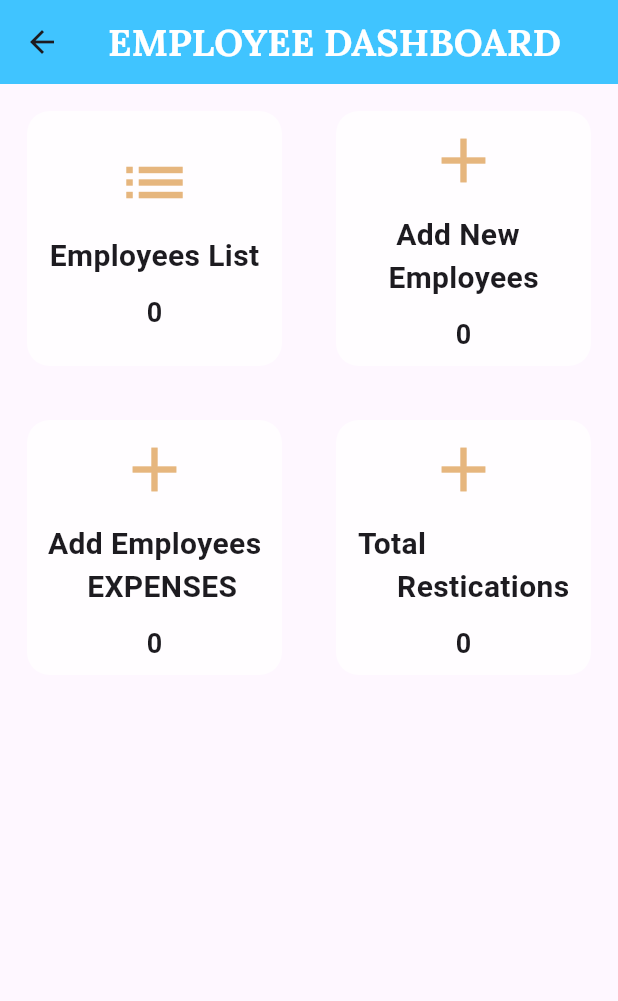
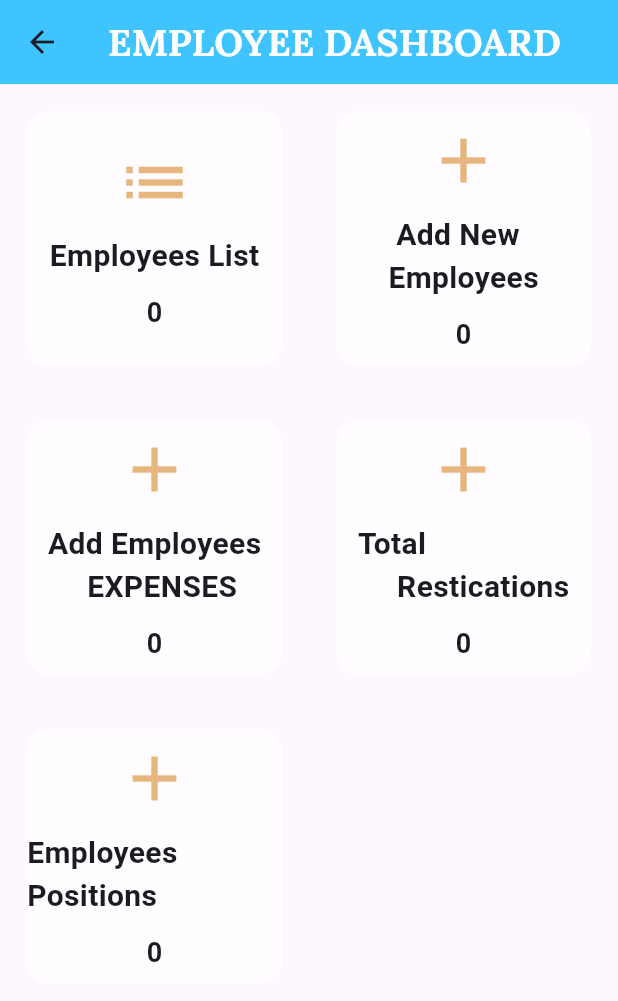
Before and after one commit to Tech-Gammer/Salary-software, a Flutter app: the addEmploy screen opened directly, after a tap on "Save Employee", after a tap on the "arrow back" icon, on a phone screen of 412 x 824 dp. Shown: the top 1001 px of the screen. Run offline on Flutter 3.47's test engine with Material 3 defaults, Android fonts, the phone set to English and light mode, and no system bars; our stand-ins replace firebase_auth, firebase_core, firebase_database, google_fonts; accounts and stored records are empty.

Commit message:
New latest

```diff
--- a/lib/Empoyee_page/add_employee.dart
+++ b/lib/Empoyee_page/add_employee.dart
@@ -26,7 +26,7 @@ class _addEmployState extends State<addEmploy> {
   TextEditingController _ageController = TextEditingController();
   TextEditingController _idcardController = TextEditingController();
   TextEditingController _referenceController = TextEditingController();
-  TextEditingController _positionController = TextEditingController();
+  // TextEditingController _positionController = TextEditingController();
   TextEditingController _salaryController = TextEditingController();
   TextEditingController _residenceController = TextEditingController();
 
@@ -36,13 +36,24 @@ class _addEmployState extends State<addEmploy> {
   String? role;
   bool issaving= false;
   List<String> Departments = [];
-  String department = "";
+  String? department;
+  List<Map<String, String>> Positions = []; // Modify to hold maps
+  String? position;  // Make sure it's nullable
 
 
 void saveEmployee() async{
   if (formKey.currentState!.validate()) {
     // Get the current user's ID
     User? user = FirebaseAuth.instance.currentUser;
+    String? positionName;
+    if (position != null && Positions.isNotEmpty) {
+      // Find the position_name based on the selected position_id
+      final selectedPosition = Positions.firstWhere(
+            (positionData) => positionData['position_id'] == position,
+        orElse: () => {'position_name': 'Unknown'},  // Fallback to 'Unknown' if not found
+      );
+      positionName = selectedPosition['position_name'];
+    }
     Employee employee = Employee(
       id: '',
       adminId: user?.uid ?? '',
@@ -51,11 +62,11 @@ void saveEmployee() async{
       age: _ageController.text,
       idCard: _idcardController.text,
       reference: _referenceController.text,
-      position: _positionController.text,
       joiningDate: _dateController.text,
       salary: _salaryController.text,
       residence: _residenceController.text,
-      department: department,
+      department: department ?? '',
+      position:  positionName  ?? '',
       employeeStatus: "Active"
     );
 
@@ -68,37 +79,57 @@ void saveEmployee() async{
     _ageController.clear();
     _idcardController.clear();
     _referenceController.clear();
-    _positionController.clear();
     _dateController.clear();
     _salaryController.clear();
     _residenceController.clear();
-    department = "";
+    // Reset department and position
+    setState(() {
+      department = '';
+      position = '';
+    });
+
     ScaffoldMessenger.of(context).showSnackBar(
       const SnackBar(content: Text("Employee saved successfully")),
     );
   }
 }
 
+
   @override
   void initState() {
     super.initState();
-    // Delay fetchEmployees until after the first frame is built
+    // Fetch positions and set the selected position based on employee data
+    fetchPositions().then((_) {
+      // Once positions are fetched, find the matching position_id for the employee's position_name
+      if (widget.employee != null && widget.employee!.position.isNotEmpty) {
+        final matchingPosition = Positions.firstWhere(
+                (positionData) => positionData['position_name'] == widget.employee!.position,
+            orElse: () => {'position_id': ''}  // Default to empty if not found
+        );
+        setState(() {
+          position = matchingPosition['position_id'];  // Set the position_id for dropdown
+        });
+      }
+    });    // Delay fetchEmployees until after the first frame is built
     WidgetsBinding.instance.addPostFrameCallback((_) {
       Provider.of<EmployeeProvider>(context, listen: false).fetchEmployees();
     });
+
     fetchDepartments();
-
 
     _e_nameController = TextEditingController(text: widget.employee?.name);
     _f_nameController = TextEditingController(text: widget.employee?.fatherName);
     _ageController = TextEditingController(text: widget.employee?.age.toString());
     _idcardController = TextEditingController(text: widget.employee?.idCard);
     _referenceController = TextEditingController(text: widget.employee?.reference);
-    _positionController = TextEditingController(text: widget.employee?.position);
+    // _positionController = TextEditingController(text: widget.employee?.position);
     _dateController = TextEditingController(text: widget.employee?.joiningDate);
     _salaryController = TextEditingController(text: widget.employee?.salary.toString());
     _residenceController = TextEditingController(text: widget.employee?.residence);
-  }
+    department = widget.employee?.department ?? '';  // Initialize with empty string if null
+    position = widget.employee?.position ?? '';
+
+}
 
 
   @override
@@ -109,7 +140,7 @@ void saveEmployee() async{
     _ageController.dispose();
     _idcardController.dispose();
     _referenceController.dispose();
-    _positionController.dispose();
+    // _positionController.dispose();
     _dateController.dispose();
     _salaryController.dispose();
     _residenceController.dispose();
@@ -157,6 +188,32 @@ void saveEmployee() async{
     }
   }
 
+  Future<void> fetchPositions() async {
+    print("$Positions");
+    final DatabaseReference _database = FirebaseDatabase.instance.ref();
+
+    // Listen for any changes in the "Employee_position" node
+    _database.child("Employee_position").onValue.listen((event) {
+      final positionsData = event.snapshot;
+      List<Map<String, String>> loadedPositions = [];
+
+      // Loop through the children of positionsData
+      for (var position in positionsData.children) {
+        loadedPositions.add({
+          'position_name': position.child('position_name').value.toString(),
+          'position_id': position.key.toString(),  // Store the key as position_id
+        });
+      }
+
+      // Update state with the loaded positions
+      setState(() {
+        Positions = loadedPositions;  // Assign the loaded positions instead of an empty list
+      });
+
+      print("Positions fetched: $Positions");  // Print fetched positions for debugging
+    });
+  }
+
   String? _validateCNIC(String? value) {
     if (value == null || value.isEmpty) {
       return 'Please enter your CNIC';
@@ -175,45 +232,6 @@ void saveEmployee() async{
     }
     return null;
   }
-
-
-  // void _showCNICDetails(Map<String, dynamic> data, String type) {
-  //   Consumer<CNICProvider>(
-  //     builder: (context, cnicProvider, child) {
-  //       if (cnicProvider.employeeType != null) {
-  //         // CNIC found
-  //         return AlertDialog(
-  //           title: Text("${cnicProvider.employeeType} Found"),
-  //           content: Column(
-  //             mainAxisSize: MainAxisSize.min,
-  //             crossAxisAlignment: CrossAxisAlignment.start,
-  //             children: [
-  //               Text("Name: ${cnicProvider.employeeData?['name']}"),
-  //               Text("Father Name: ${cnicProvider.employeeData?['fatherName']}"),
-  //               Text("Position: ${cnicProvider.employeeData?['position']}"),
-  //               // Add more fields as needed
-  //             ],
-  //           ),
-  //           actions: [
-  //             TextButton(
-  //               onPressed: () {
-  //                 Navigator.of(context).pop();
-  //                 cnicProvider.reset(); // Reset the provider after showing details
-  //               },
-  //               child: const Text("OK"),
-  //             ),
-  //           ],
-  //         );
-  //       } else {
-  //         // CNIC not found or no data available
-  //         return const SizedBox.shrink();
-  //       }
-  //     },
-  //   );
-  // }
-
-
-
 
 
   @override
@@ -383,24 +401,56 @@ void saveEmployee() async{
                                     ),
                                   ),
                                 ),
+                                // Expanded(
+                                //   child: Padding(
+                                //     padding: const EdgeInsets.all(8.0),
+                                //     child: TextFormField(
+                                //       controller: _positionController,
+                                //       decoration: const InputDecoration(
+                                //         hintText: "Enter Employee Position",
+                                //         label: Text("Employee Position"),
+                                //         border: OutlineInputBorder(
+                                //           borderSide: BorderSide(color: Colors.blueAccent,width: 2),
+                                //           borderRadius: BorderRadius.all(Radius.circular(15)),
+                                //         ),
+                                //       ),
+                                //       validator: (value) => _validateNotEmpty(value, 'Employee Position'),
+                                //       textCapitalization: TextCapitalization.words, // This capitalizes the first letter of each word
+                                //     ),
+                                //   ),
+                                // ),
+
                                 Expanded(
-                                  child: Padding(
+                                  child: Positions.isNotEmpty
+                                      ? Padding(
                                     padding: const EdgeInsets.all(8.0),
-                                    child: TextFormField(
-                                      controller: _positionController,
+                                    child: DropdownButtonFormField<String>(
                                       decoration: const InputDecoration(
-                                        hintText: "Enter Employee Position",
-                                        label: Text("Employee Position"),
-                                        border: OutlineInputBorder(
-                                          borderSide: BorderSide(color: Colors.blueAccent,width: 2),
-                                          borderRadius: BorderRadius.all(Radius.circular(15)),
-                                        ),
+                                        border: OutlineInputBorder(borderRadius: BorderRadius.all(Radius.circular(10))),
+                                        filled: true,
+                                        labelText: "Position",
+                                        labelStyle: TextStyle(fontSize: 15),
                                       ),
-                                      validator: (value) => _validateNotEmpty(value, 'Employee Position'),
-                                      textCapitalization: TextCapitalization.words, // This capitalizes the first letter of each word
-                                    ),
-                                  ),
+                                      value: position != '' ? position : null,
+                                      items: Positions.map((positionData) {
+                                        return DropdownMenuItem<String>(
+                                          value: positionData['position_id'],  // Make sure this matches with `position`
+                                          child: Text(positionData['position_name']!),  // Display the name
+                                        );
+                                      }).toList(),
+                                      onChanged: (newValue) {
+                                        setState(() {
+                                          position = newValue;  // Update the selected position
+                                        });
+                                      },
+                                      validator: (value) => value == null || value.isEmpty ? 'Select a position' : null,
+                                    )
+
+
+                                  )
+                                      : const Center(child: CircularProgressIndicator()), // Show loader when Positions are empty
                                 ),
+
                               ],
                             ),
                             Row(
@@ -477,7 +527,8 @@ void saveEmployee() async{
                                         labelText: "Department",
                                         labelStyle: TextStyle(fontSize: 15),),
                                           validator: (value) => _validateNotEmpty(value, 'Employee Department'),
-                                          value: department.isEmpty ? null : department,
+                                          // value: department!.isEmpty ? null : department,
+                                          value: department != '' ? department : null,  // If department is an empty string, set value to null
                                           items: Departments.map((String value) {
                                         return DropdownMenuItem<String>(
                                           value: value,
@@ -564,6 +615,15 @@ void saveEmployee() async{
   }
   void updateEmployee() {
     if (formKey.currentState!.validate()) {
+      String? positionName;
+      if (position != null && Positions.isNotEmpty) {
+        // Find the position_name based on the selected position_id
+        final selectedPosition = Positions.firstWhere(
+              (positionData) => positionData['position_id'] == position,
+          orElse: () => {'position_name': 'Unknown'},  // Fallback to 'Unknown' if not found
+        );
+        positionName = selectedPosition['position_name'];
+      }
       // Create an updated Employee object
       Employee updatedEmployee = Employee(
         id: widget.employee!.id,
@@ -574,11 +634,12 @@ void saveEmployee() async{
         age: _ageController.text,
         idCard: _idcardController.text,
         reference: _referenceController.text,
-        position: _positionController.text,
+        // position: _positionController.text,
         joiningDate: _dateController.text,
         salary: _salaryController.text,
         residence: _residenceController.text,
-        department: department,
+        department: department ?? '',
+        position:  positionName ?? '',
         employeeStatus: "Active",
       );
 
--- a/lib/Empoyee_page/employee_Mainpage.dart
+++ b/lib/Empoyee_page/employee_Mainpage.dart
@@ -3,9 +3,11 @@ import 'package:flutter/material.dart';
 import 'package:google_fonts/google_fonts.dart';
 import 'package:salary_soft/Empoyee_page/add_employee.dart';
 import 'package:salary_soft/Empoyee_page/total_Employee.dart';
+import 'package:salary_soft/Empoyee_page/total_positions.dart';
 
 import '../Models/employeemodel.dart';
 import 'employee_expenses.dart';
+import 'employee_position.dart';
 
 class employee_dashBoard extends StatefulWidget {
   const employee_dashBoard({super.key});
@@ -21,12 +23,14 @@ class _employee_dashBoardState extends State<employee_dashBoard> {
   List<Employee> _employees = [];
   List<Employee> get employees => _employees;
   int _resticatedEmployeeCount = 0; // Add this variable to track the count of Resticated employees
+  int _totalPositionsCount = 0; // Variable to track the total positions count
 
  @override
   void initState() {
     super.initState();
     fetchEmployees();
     fetchresticatedEmployees(); // Fetch Resticated employees
+    fetchTotalPositions(); // Fetch Total Positions
 
  }
 
@@ -84,6 +88,21 @@ class _employee_dashBoardState extends State<employee_dashBoard> {
       });
     });
   }
+
+  Future<void> fetchTotalPositions() async {
+    _database.child("Employee_position").onValue.listen((event) {
+      final positionsData = event.snapshot;
+      int positionsCount = 0;
+
+      // Count the total number of positions
+      positionsCount = positionsData.children.length;
+
+      setState(() {
+        _totalPositionsCount = positionsCount; // Update the total positions count
+      });
+    });
+  }
+
 
   @override
   Widget build(BuildContext context) {
@@ -152,6 +171,18 @@ class _employee_dashBoardState extends State<employee_dashBoard> {
                     },
                   ),
                 ),
+                Padding(
+                  padding: const EdgeInsets.all(8.0),
+                  child: DashboardCard(
+                    title: "Employees Positions",
+                    icon: Icons.add,
+                    count: _totalPositionsCount.toString(), // Show total positions count here
+                    onTap: () {
+                      Navigator.push(context, MaterialPageRoute(builder: (context) => const TotalPositions()));
+                    },
+                  ),
+                ),
+
 
               ],
             ),
```
Also changed, not shown: lib/Empoyee_page/employee_position.dart (added, +144 -0 lines), lib/Empoyee_page/total_positions.dart (added, +96 -0 lines), lib/Salary_page/salarypages/Arabian.dart (+10 -6 lines), lib/firstPage.dart (+7 -0 lines), lib/main.dart (+2 -5 lines), lib/providers/departmentprovider.dart (deleted, +0 -12 lines), lib/providers/position_provider.dart (added, +132 -0 lines), lib/rough.dart (+16 -0 lines).
